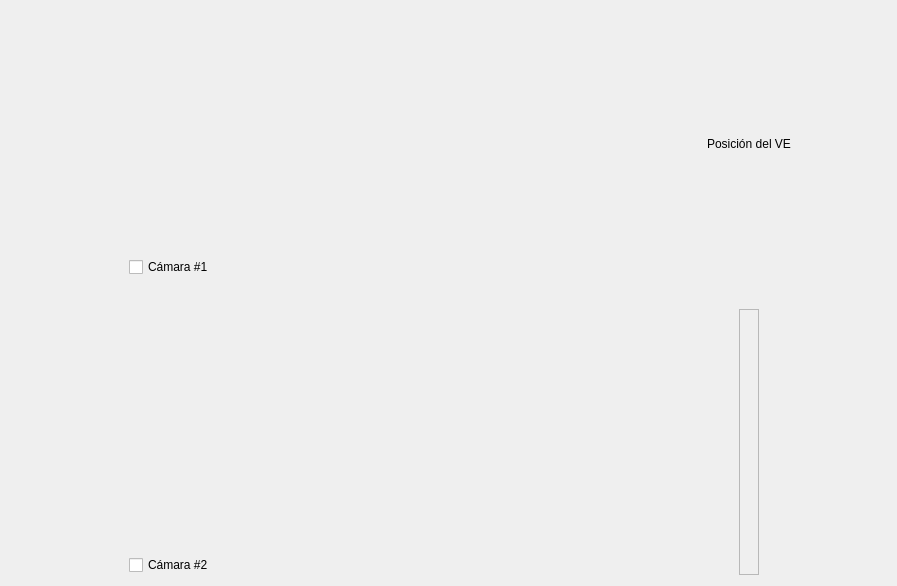
Old version of the form components/carlaMonitor/src/resources/uis/monitor.ui in the repository robocomp/melex-rodao.
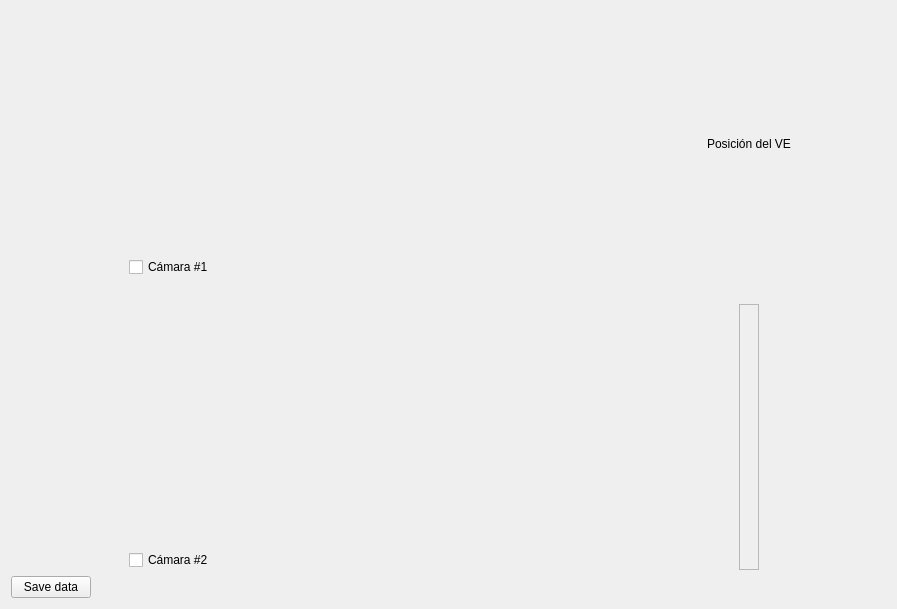
New version of the form. Icons and pictures are not drawn.

Commit message: [components] Added save data button to carlaMonitor.

Patch:
```diff
--- a/components/carlaMonitor/src/resources/uis/monitor.ui
+++ b/components/carlaMonitor/src/resources/uis/monitor.ui
@@ -7,7 +7,7 @@
     <x>0</x>
     <y>0</y>
     <width>897</width>
-    <height>586</height>
+    <height>609</height>
    </rect>
   </property>
   <property name="windowTitle">
@@ -291,6 +291,43 @@
      </item>
     </layout>
    </item>
+   <item>
+    <layout class="QHBoxLayout" name="horizontalLayout_2">
+     <item>
+      <layout class="QHBoxLayout" name="horizontalLayout_3">
+       <item>
+        <widget class="QPushButton" name="save_button">
+         <property name="text">
+          <string>Save data</string>
+         </property>
+         <property name="checkable">
+          <bool>true</bool>
+         </property>
+         <property name="checked">
+          <bool>false</bool>
+         </property>
+         <property name="flat">
+          <bool>false</bool>
+         </property>
+        </widget>
+       </item>
+       <item>
+        <spacer name="horizontalSpacer_6">
+         <property name="orientation">
+          <enum>Qt::Horizontal</enum>
+         </property>
+         <property name="sizeHint" stdset="0">
+          <size>
+           <width>40</width>
+           <height>20</height>
+          </size>
+         </property>
+        </spacer>
+       </item>
+      </layout>
+     </item>
+    </layout>
+   </item>
   </layout>
  </widget>
  <resources>
```
Left out of the diff: 2 changed lines with no effect on the pictures. The commit also changes 2 other files.
